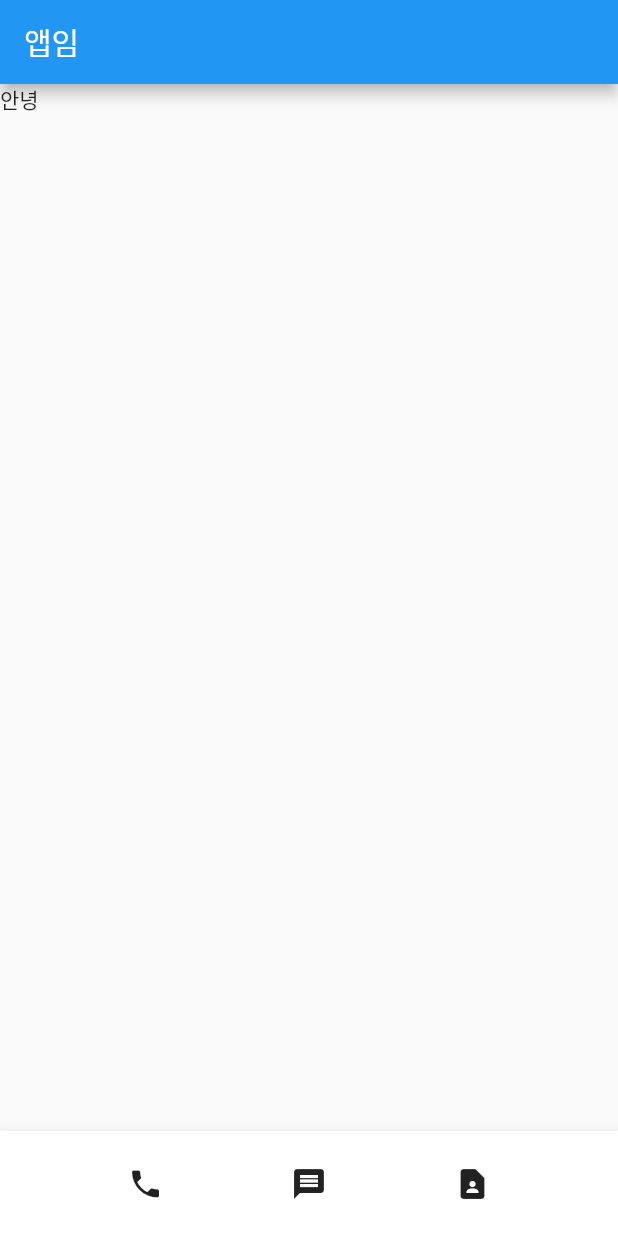
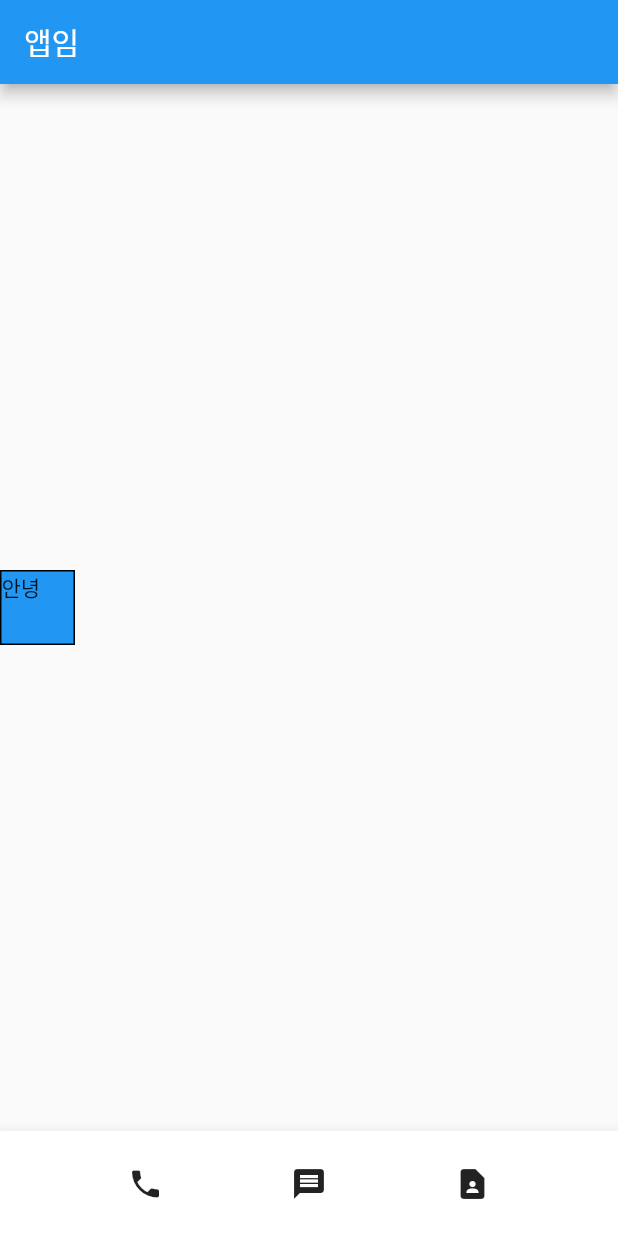
Before and after one commit to kwonjs1996/flutter-contact, a Flutter app: the screen it shows after launch, on a phone screen of 412 x 824 dp. Run offline on Flutter 3.47's test engine with Material 2 defaults, Android fonts, the phone set to English and light mode, and no system bars.

Commit message:
Align, margin, padding... , decoration:BoxDecoration

```diff
--- a/lib/main.dart
+++ b/lib/main.dart
@@ -17,8 +17,16 @@ class MyApp extends StatelessWidget {
           title: Text('앱임')
 
         ),
-        body: Container(
-          child: Text('안녕'),
+        body: Align(
+          alignment: Alignment.centerLeft,
+          child: Container(
+            width:50, height: 50,
+            decoration: BoxDecoration(
+              color: Colors.blue,
+              border: Border.all(color: Colors.black)
+            ),
+            child: Text('안녕'),
+          ),
         ),
         bottomNavigationBar: BottomAppBar(
           child: SizedBox(
```
